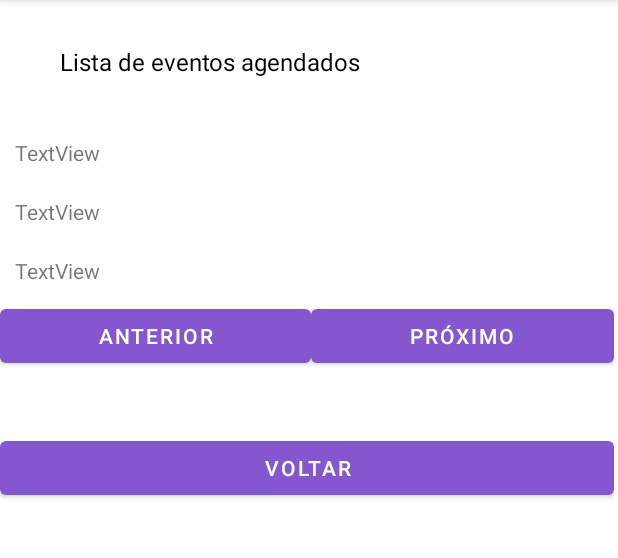
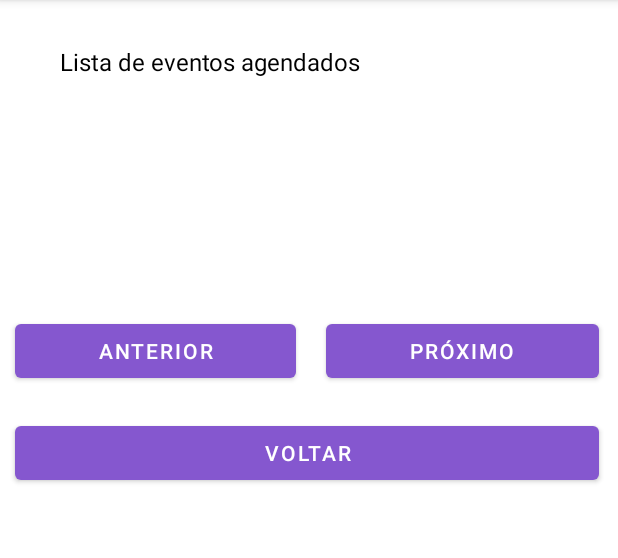
Before and after one commit to BavarescoRicardo/AulaExpositivaSenai, an Android app: the ConsultaAgenda screen opened directly, with no data from a screen before it, on a phone screen of 412 x 824 dp, the part 84-642 px from its top. Run offline under Robolectric (Android 15) with nearby library versions, the phone set to English and light mode, and no system bars.

Commit message:
ajustes layout botoes

```diff
--- a/app/src/main/res/layout/activity_consulta_agenda.xml
+++ b/app/src/main/res/layout/activity_consulta_agenda.xml
@@ -42,22 +42,19 @@
                         android:id="@+id/txtTituloConsultaAgenda"
                         android:layout_width="match_parent"
                         android:layout_height="wrap_content"
-                        android:padding="10dp"
-                        android:text="TextView" />
+                        android:padding="10dp" />
 
                     <TextView
                         android:id="@+id/txtDataConsultaAgenda"
                         android:layout_width="match_parent"
                         android:layout_height="wrap_content"
-                        android:padding="10dp"
-                        android:text="TextView" />
+                        android:padding="10dp" />
 
                     <TextView
                         android:id="@+id/txtDescricaoConsultaAgenda"
                         android:layout_width="match_parent"
                         android:layout_height="wrap_content"
-                        android:padding="10dp"
-                        android:text="TextView" />
+                        android:padding="10dp" />
 
                     <Space
                         android:layout_width="match_parent"
@@ -77,6 +74,7 @@
                 android:id="@+id/btnAnt"
                 android:layout_width="wrap_content"
                 android:layout_height="wrap_content"
+                android:layout_margin="10dp"
                 android:layout_weight="1"
                 android:onClick="btnAnt"
                 android:text="Anterior" />
@@ -85,6 +83,7 @@
                 android:id="@+id/btnProx"
                 android:layout_width="wrap_content"
                 android:layout_height="wrap_content"
+                android:layout_margin="10dp"
                 android:layout_weight="1"
                 android:onClick="btnProx"
                 android:text="Próximo" />
@@ -94,6 +93,7 @@
             android:id="@+id/button9"
             android:layout_width="match_parent"
             android:layout_height="wrap_content"
+            android:layout_margin="10dp"
             android:layout_marginTop="40dp"
             android:onClick="btnVoltar"
             android:text="Voltar" />
```
Also changed, not shown: app/src/main/res/layout/activity_calculadora.xml (+6 -2 lines).
